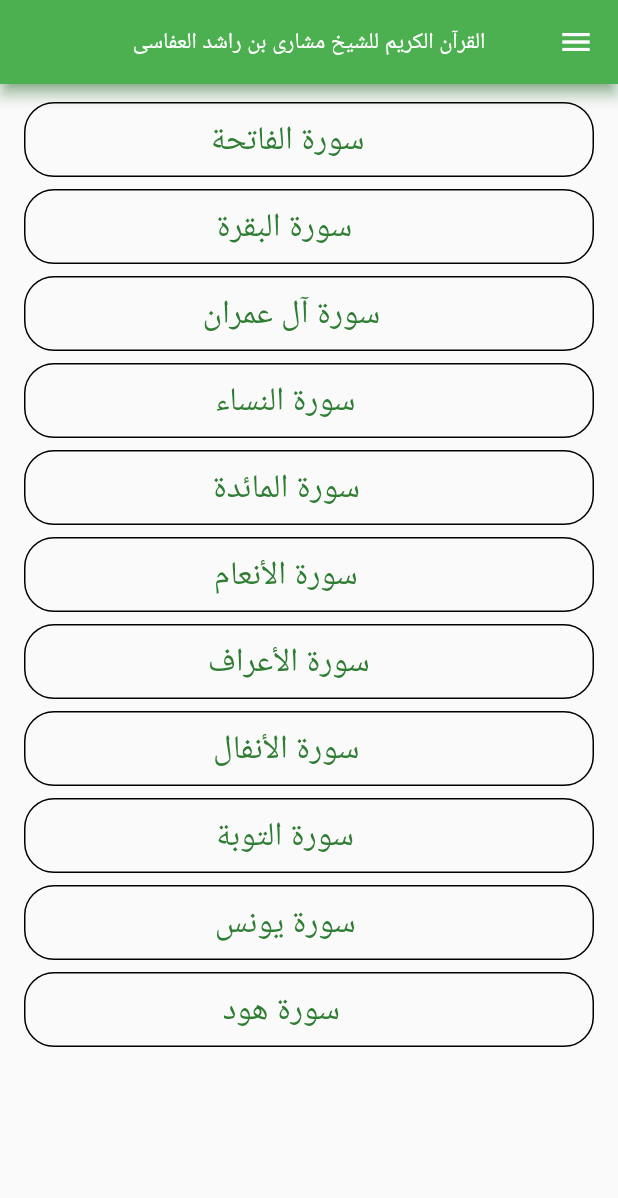
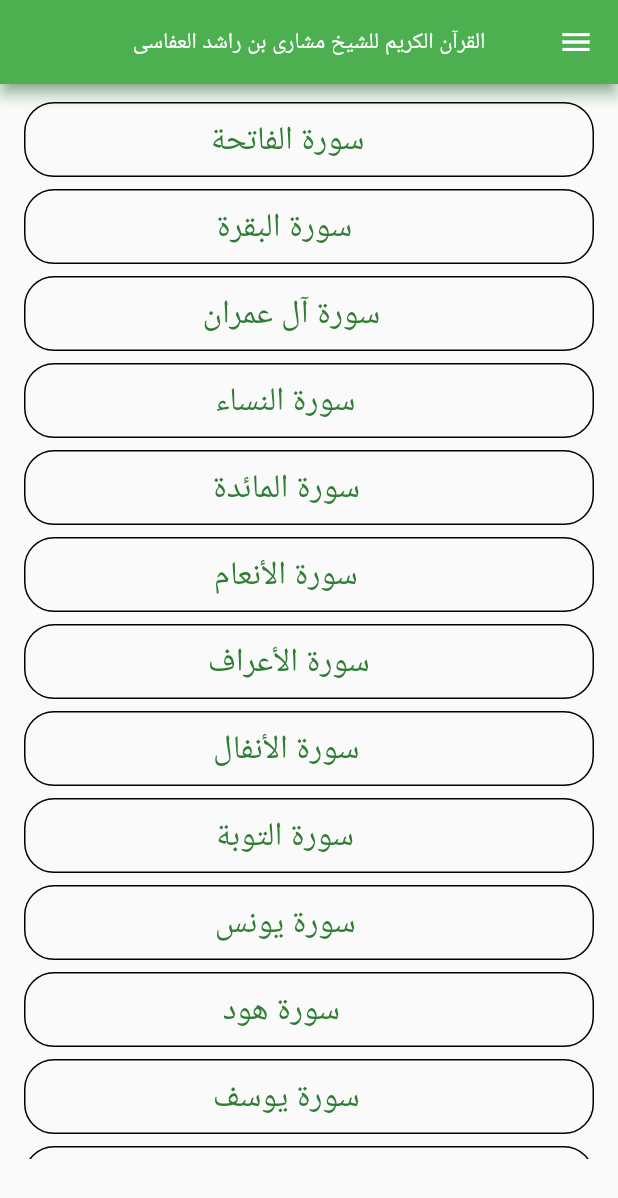
Before and after one commit to mohamed-yahia-mahmoud/alafaasy, a Flutter app: the screen it shows after launch, on a phone screen of 412 x 824 dp. Shown: the top 1198 px of the screen. Run offline on Flutter 3.47's test engine with Material 2 defaults, Android fonts, the phone set to English and light mode, and no system bars; our stand-ins replace audioplayers, connectivity, flutter_mobx, flutter_zoom_drawer, google_mobile_ads, mobx and 1 more; missing offline and left inert: launch_review; generated files the repository leaves out were written again; network calls fail.

```diff
--- a/lib/mobx/QuranMobx.dart
+++ b/lib/mobx/QuranMobx.dart
@@ -2,7 +2,7 @@ import 'dart:collection';
 import 'dart:convert';
 import 'dart:io';
 
-
+import 'package:connectivity/connectivity.dart';
 import 'package:alafaasy/network/model/MySura.dart';
 import 'package:alafaasy/network/request/QuranReq.dart';
 import 'package:alafaasy/network/response/QuranResponse.dart';
@@ -39,6 +39,8 @@ abstract class QuranMobx with Store {
   @observable
   String d1;
 
+  @observable
+  ConnectivityResult result;
 
   @observable
   AudioCache audioCache;
@@ -102,7 +104,7 @@ abstract class QuranMobx with Store {
     " سورة الأعراف"," سورة الأنفال"," سورة التوبة"," سورة يونس"," سورة هود"," سورة يوسف"," سورة الرعد"," سورة ابراهيم",
     " سورة الحجر"," سورة النحل"," سورة الإسراء"," سورة الكهف"," سورة مريم"," سورة طه"," سورة الأنبياء"," سورة الحج",
     " سورة المؤمنون"," سورة النور"," سورة الفرقان"," سورة الشعراء"," سورة النمل"," سورة القصص"," سورة العنكبوت"," سورة الروم",
-    " سورة لقمان"," سورة السجدة"," سورة الأحزاب"," سورة سبأ"," سورة فاطر"," سورة يس"," سورة الصافات"," سورة سورة ص",
+    " سورة لقمان"," سورة السجدة"," سورة الأحزاب"," سورة سبأ"," سورة فاطر"," سورة يس"," سورة الصافات","سورة ص",
     " سورة الزمر"," سورة غافر"," سورة فصلت"," سورة الشورى"," سورة الزخرف"," سورة الدخان"," سورة الجاثية"," سورة الأحقاف",
     " سورة محمد"," سورة الفتح"," سورة الحجرات"," سورة ق"," سورة الذاريات"," سورة الطور"," سورة النجم"," سورة القمر",
     " سورة الرحمن"," سورة الواقعة"," سورة الحديد"," سورة المجادلة"," سورة الحشر"," سورة الممتحنة"," سورة الصف"," سورة الجمعة",
--- /dev/null
+++ b/lib/statefull/Ad_helper.dart
@@ -0,0 +1,15 @@
+import 'dart:io';
+
+class AdHelper{
+  static String get bannerAdUnitId{
+    if(Platform.isAndroid) {
+      return "ca-app-pub-8165719959159108/7154726200";
+
+    }else if(Platform.isIOS){
+      return "ca-app-pub-8165719959159108/7382504997";
+    }else{
+      throw new UnsupportedError('Unsupported platform');
+    }
+
+  }
+}
--- a/lib/statefull/Home.dart
+++ b/lib/statefull/Home.dart
@@ -4,13 +4,14 @@ import 'package:alafaasy/mobx/QuranMobx.dart';
 import 'package:alafaasy/statefull/AboutShikh.dart';
 import 'package:alafaasy/statefull/Player.dart';
 import 'package:alafaasy/statless/AlertLogOut.dart';
-import 'package:alafaasy/statless/settingListItem.dart';
-import 'package:firebase_admob/firebase_admob.dart';
-import 'package:flutter/material.dart';
+  import 'package:flutter/material.dart';
 import 'package:flutter_mobx/flutter_mobx.dart';
-import 'package:flutter_zoom_drawer/flutter_zoom_drawer.dart';
+ import 'package:google_mobile_ads/google_mobile_ads.dart';
 import 'package:provider/provider.dart';
-import 'package:toast/toast.dart';
+import 'package:launch_review/launch_review.dart';
+import 'package:url_launcher/url_launcher.dart';
+
+import 'Ad_helper.dart';
 
 
 const String testDevice ='3ADF6D1F2FF900409FCD7AFFF73CF972';
@@ -31,68 +32,19 @@ class _HomeState extends State<Home> {
   //---------------------------------- ad initialization -------------------------------------
 
 
-  static const MobileAdTargetingInfo targetingInfo=MobileAdTargetingInfo(
-      keywords: <String>['quran', 'alafasy'],
-      contentUrl: 'https://flutter.io',
-      childDirected: false,
-      testDevices: <String>[testDevice]
-  );
 
 
-  BannerAd _bannerAd;
 
-  final String IOS_AD_UNIT_BANNER="";
 
-  final String ANDROID_AD_UNIT_BANNER="ca-app-pub-8165719959159108/7154726200";
 
-  final String IOS_APP_ID="";
-
-  final String ANDROID_APP_ID="ca-app-pub-8165719959159108~7737411643";
-
+  BannerAd _Ad;
+  bool isLoaded=false;
 
   int myIndex=0;
 
 
-  String getAppId() {
 
-    print ("get app id ");
-    print(Platform.isIOS);
-    print(Platform.isAndroid);
-    if (Platform.isIOS) {
-      return IOS_APP_ID;
-    } else if (Platform.isAndroid) {
-      return ANDROID_APP_ID;
-    }
-    return null;
-  }
 
-  BannerAd createBannerAd(){
-    return BannerAd(
-        adUnitId:  getBannerAdUnitId() ,
-        size: AdSize.fullBanner,
-        targetingInfo: targetingInfo,
-        listener: (MobileAdEvent event) {
-          if (event == MobileAdEvent.loaded) {
-            _bannerAd.show(anchorOffset: -10.0, anchorType: AnchorType.bottom,  horizontalCenterOffset: 0.0,);
-
-          }
-        }
-    );
-  }
-
-  String getBannerAdUnitId() {
-    print("*******************");
-    print("getBannerAdUnitId");
-    print(Platform.isAndroid);
-
-    if (Platform.isAndroid) {
-      return ANDROID_AD_UNIT_BANNER;
-    } else {
-      return IOS_AD_UNIT_BANNER;
-
-    }
-
-  }
 
 //------------------------------------------------------------------------------------------------
 
@@ -102,24 +54,51 @@ class _HomeState extends State<Home> {
 
   @override
   void initState() {
-
-    FirebaseAdMob.instance.initialize(appId: getAppId());
-    _bannerAd=createBannerAd()..load()..show(
-      anchorOffset: 0.0,
-      anchorType: AnchorType.bottom,
-      horizontalCenterOffset: 0.0,
-    );
-
     WidgetsBinding.instance.addPostFrameCallback((_) {
       con.getMySuraId();
     });
     super.initState();
+    _Ad=BannerAd(
+        adUnitId: AdHelper.bannerAdUnitId,
+        request: AdRequest(),
+        size: AdSize.banner,
+        listener: AdListener(
+            onAdLoaded: (_){
+              setState(() {
+                isLoaded=true;
+              });
+            },
+            onAdFailedToLoad: (_,error){
+              print('AD failed to load with error $error');
+            }
+        )
+    );
+    _Ad.load();
+
+  }
+
+
+  Widget checkForAd(){
+    if(isLoaded){
+      return Container(
+        width: _Ad.size.width.toDouble(),
+        height: _Ad.size.height.toDouble(),
+        child: AdWidget(
+          ad: _Ad,
+        ),
+        // width: _Ad.size.width.toDouble(),
+        // height: _Ad.size.height.toDouble(),
+        alignment: Alignment.bottomCenter,
+      );
+    }else{
+      return Container();
+    }
   }
 
   @override
   void dispose() {
-    _bannerAd.dispose();
-    super.dispose();
+    _Ad?.dispose();
+     super.dispose();
   }
 
 
@@ -202,7 +181,12 @@ class _HomeState extends State<Home> {
 
               ListTile(
                 title: Center(child: Text("قيم التطبيق",style: TextStyle(color: Colors.green,fontSize: 18),)),
-                onTap: (){},
+                onTap: (){
+                  LaunchReview.launch(
+                    androidAppId: "com.mohamed_yahiaElomda.alafaasy",
+                    iOSAppId: "",
+                  );
+                },
               ),
 
               //         ====================== Divider =======================
@@ -219,9 +203,13 @@ class _HomeState extends State<Home> {
 
               ListTile(
                 title: Center(child: Text("تطبيقات أخرى",style: TextStyle(color: Colors.green,fontSize: 18,),)),
-                onTap: (){
-                  Toast.show("حاليا لا توجد تطبيقات اخري ولكن سيتم اضافتها قريبا", context, duration: Toast.LENGTH_SHORT, gravity:  Toast.TOP);
-
+                onTap: ()async{
+                  if (await canLaunch("https://play.google.com/store/apps/developer?id=mohamed+yahia")) {
+                    await launch("https://play.google.com/store/apps/developer?id=mohamed+yahia");
+                  }
+                  else {
+                    throw 'Could not launch "https://play.google.com/store/apps/developer?id=mohamed+yahia"';
+                  }
                 },
               ),
 
@@ -278,12 +266,15 @@ class _HomeState extends State<Home> {
         body: Observer(
           builder: (_) {
             return Container(
-              child: Container(
-                child: BackdropFilter(
-                  filter: ImageFilter.blur(sigmaX: 5, sigmaY: 5),
-                  child: Container(
+              height: MediaQuery.of(context).size.height,
+
+              child: Column(
+                children: [
+
+                  Container(
                     width: (MediaQuery.of(context).size.width),
-                    height: (MediaQuery.of(context).size.height*.78),
+                    height: isLoaded?((MediaQuery.of(context).size.height*.87)-(_Ad.size.height.toDouble()+4.0))
+                        :(MediaQuery.of(context).size.height*.87),
                     child: ListView.builder(
                         padding: const EdgeInsets.all(8),
                         itemCount: con.suarsNames.length ,
@@ -378,7 +369,10 @@ class _HomeState extends State<Home> {
                         }
                     ),
                   ),
-                ),
+
+                  checkForAd(),
+
+                ],
               ),
             );
 
```
Also changed, not shown: lib/statefull/Player.dart (+111 -6 lines), pubspec.yaml (+6 -2 lines), pubspec.lock (deleted), 25 other files.
